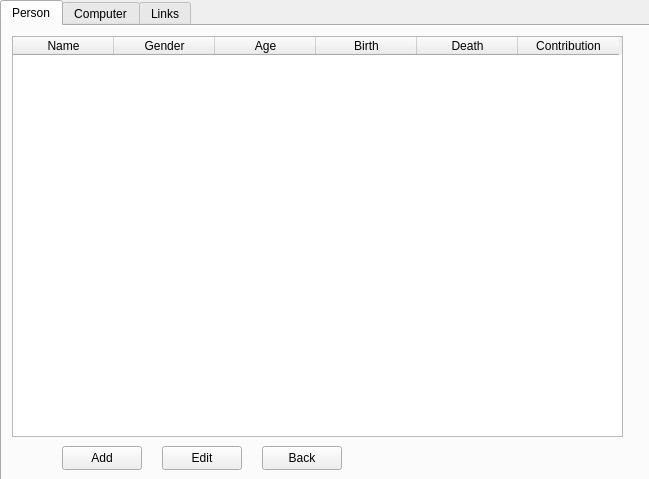
The window that Widget/displaylist.ui (Ladanvini/VLN1-Hopur-5) describes before a commit, drawn with Qt 5.
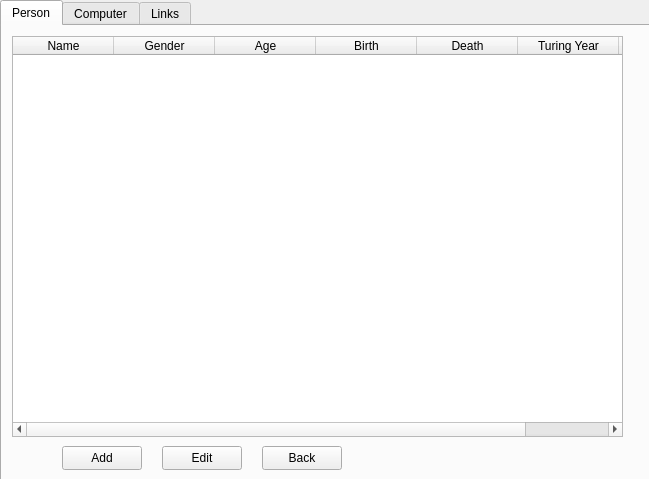
The same window after the commit. The open tabs and pages were chosen to show the change.

Commit message: Added Turing year to the table list

Patch:
```diff
--- a/Widget/displaylist.ui
+++ b/Widget/displaylist.ui
@@ -117,6 +117,11 @@
        <string>Death</string>
       </property>
      </column>
+     <column>
+      <property name="text">
+       <string>Turing Year</string>
+      </property>
+     </column>
      <column>
       <property name="text">
        <string>Contribution</string>
```
Left out of the diff: 2 changed lines with no effect on the pictures.
